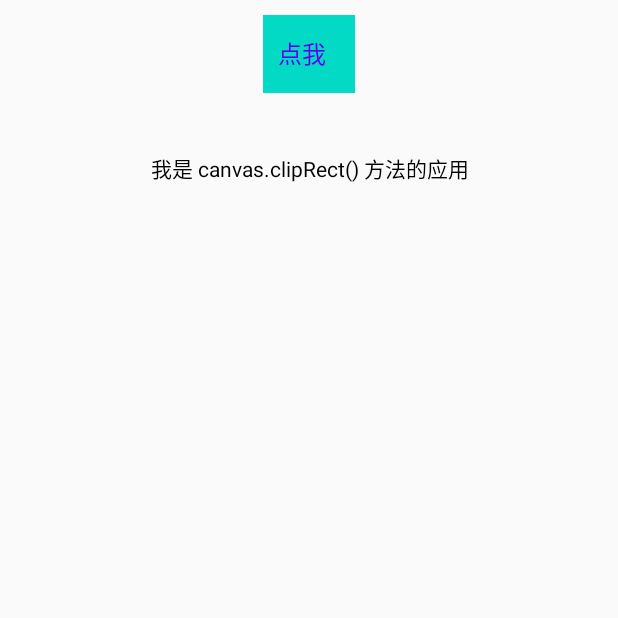
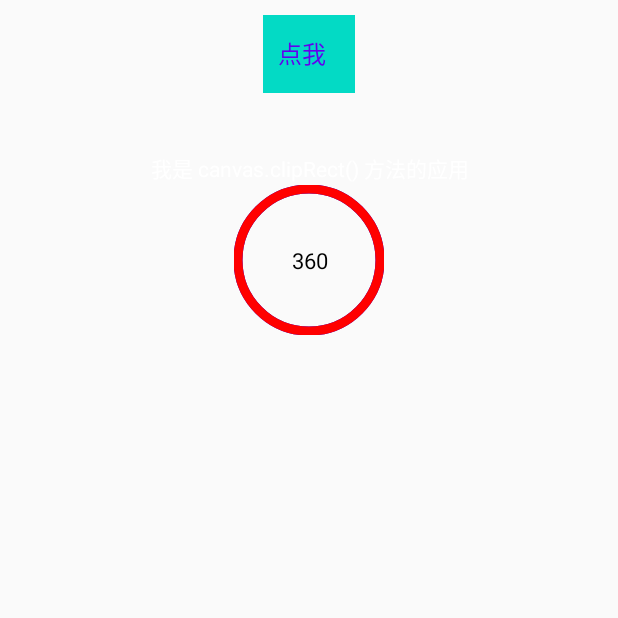
Before and after one commit to androidxiao/CustomViewSample, an Android app: the screen it shows after launch (MainActivity), on a phone screen of 412 x 824 dp, the top half of it. Run offline under Robolectric (Android 15) with nearby library versions, the phone set to English and light mode, and no system bars; 1 statement that could not run was skipped.

Commit message:
添加圆形进度条

```diff
--- /dev/null
+++ b/app/src/main/java/com/black/multi/customviewsample/CircleProgressbar.kt
@@ -0,0 +1,127 @@
+package com.black.multi.customviewsample
+
+import android.animation.ValueAnimator
+import android.content.Context
+import android.graphics.*
+import android.text.TextPaint
+import android.util.AttributeSet
+import android.view.View
+import com.black.multi.customviewsample.utils.dp2Px
+import com.black.multi.customviewsample.utils.sp2Px
+
+/**
+ * Created by wei.
+ * Date: 2020/6/22 下午11:24
+ * Description:
+ */
+class CircleProgressbar @JvmOverloads constructor(
+    context: Context,
+    attributeSet: AttributeSet,
+    defStyle: Int = 0
+) : View(context, attributeSet, defStyle) {
+
+    private val mOuterPaint = Paint()
+    private val mInnerPaint = Paint()
+    private val mTextPaint = TextPaint()
+    private var mTextColor = Color.BLACK
+    private var mTextSize = 15
+    private var mOutColor = Color.BLUE
+    private var mInnerColor = Color.RED
+    private var mProgressWidth = dp2Px(6, context.resources)
+    private var mRadiusWidth = dp2Px(40,context.resources).toFloat()
+    private var mSweepRadius = 0
+    private lateinit var valueAnim:ValueAnimator
+    private var mRectF = Rect()
+
+    init {
+        val ta = context.obtainStyledAttributes(attributeSet, R.styleable.CircleProgressbar)
+        mOutColor = ta.getColor(R.styleable.CircleProgressbar_outerColor, mOutColor)
+        mInnerColor = ta.getColor(R.styleable.CircleProgressbar_innerColor, mInnerColor)
+        mTextColor = ta.getColor(R.styleable.CircleProgressbar_customTextColor, mTextColor)
+        mTextSize = ta.getDimensionPixelSize(
+            R.styleable.CircleProgressbar_customTextSize,
+            sp2Px(mTextSize, context.resources)
+        )
+        mProgressWidth = ta.getInt(R.styleable.CircleProgressbar_progressWidth, mProgressWidth)
+        mRadiusWidth = ta.getDimension(R.styleable.CircleProgressbar_radiusWidth,
+            dp2Px(mRadiusWidth.toInt(),context.resources).toFloat()
+        )
+        ta.recycle()
+
+
+        getPaintByParams(mOuterPaint, mOutColor)
+        getPaintByParams(mInnerPaint, mInnerColor)
+        getTextPaintByParams()
+    }
+
+    private fun getTextPaintByParams() {
+        mTextPaint.color = mTextColor
+        mTextPaint.textSize = mTextSize.toFloat()
+        mTextPaint.isAntiAlias = true
+        mTextPaint.isDither = true
+    }
+
+    private fun getPaintByParams(paint: Paint, color: Int) {
+        paint.color = color
+        paint.isAntiAlias = true
+        paint.strokeWidth = mProgressWidth.toFloat()
+        paint.style = Paint.Style.STROKE
+    }
+
+    override fun onMeasure(widthMeasureSpec: Int, heightMeasureSpec: Int) {
+        super.onMeasure(widthMeasureSpec, heightMeasureSpec)
+        //这里需要使用 measureWidth 和 measureHeight , 如果使用 width 和 height 不一定有值
+        var widthSize = measuredWidth
+        var heightSize = measuredHeight
+
+        if (widthSize > heightSize) widthSize = heightSize
+
+        if (heightSize > widthSize) heightSize = widthSize
+
+        setMeasuredDimension(widthSize, heightSize)
+    }
+
+    override fun onDraw(canvas: Canvas) {
+        super.onDraw(canvas)
+
+        canvas.drawCircle((width/2).toFloat(), (height/2).toFloat(),
+            mRadiusWidth-mProgressWidth/2,mOuterPaint)
+        val rectF = RectF()
+        rectF.left = (mProgressWidth/2).toFloat()
+        rectF.top = (mProgressWidth/2).toFloat()
+        rectF.right = width.toFloat()-mProgressWidth/2
+        rectF.bottom = height.toFloat() - mProgressWidth/2
+        canvas.drawArc(rectF, 0F, mSweepRadius.toFloat(),false,mInnerPaint)
+        mTextPaint.getTextBounds(mSweepRadius.toString(),0,mSweepRadius.toString().length,mRectF)
+        val fontMetricsInt = mTextPaint.fontMetricsInt
+        val dy = (fontMetricsInt.bottom-fontMetricsInt.top)/2-fontMetricsInt.bottom+height/2
+        val x = mRadiusWidth-mRectF.width()/2
+        canvas.drawText(mSweepRadius.toString(), x, dy.toFloat(),mTextPaint)
+    }
+
+    override fun onAttachedToWindow() {
+        super.onAttachedToWindow()
+        startAnim()
+    }
+
+    private fun startAnim(){
+        valueAnim = ValueAnimator.ofInt(0,360)
+        valueAnim.duration = 4000
+        valueAnim.addUpdateListener {
+            val value = it.animatedValue as Int
+            mSweepRadius = value
+            invalidate()
+        }
+        valueAnim.start()
+    }
+
+    override fun onDetachedFromWindow() {
+        super.onDetachedFromWindow()
+        stopAnim()
+    }
+
+    private fun stopAnim(){
+        valueAnim.cancel()
+        valueAnim.removeAllUpdateListeners()
+    }
+}
--- a/app/src/main/java/com/black/multi/customviewsample/demo03/ChangeColorTextView.kt
+++ b/app/src/main/java/com/black/multi/customviewsample/demo03/ChangeColorTextView.kt
@@ -21,7 +21,7 @@ class ChangeColorTextView @JvmOverloads constructor(
 
     private var mNormalPaint = TextPaint()
     private var mSelectedPaint = TextPaint()
-    private var mNormalColor = Color.BLACK
+    private var mNormalColor = Color.WHITE
     private var mSelectedColor = Color.RED
     private val rectF = Rect()
     private val rectText = Rect()
--- a/app/src/main/java/com/black/multi/customviewsample/demo03/TabLayoutActivity.kt
+++ b/app/src/main/java/com/black/multi/customviewsample/demo03/TabLayoutActivity.kt
@@ -1,7 +1,9 @@
 package com.black.multi.customviewsample.demo03
 
+import android.animation.ValueAnimator
 import android.os.Bundle
 import android.view.LayoutInflater
+import android.view.animation.DecelerateInterpolator
 import androidx.appcompat.app.AppCompatActivity
 import androidx.databinding.DataBindingUtil
 import androidx.fragment.app.Fragment
@@ -10,6 +12,7 @@ import androidx.viewpager.widget.ViewPager.*
 import com.black.multi.customviewsample.R
 import com.black.multi.customviewsample.databinding.ActivityTablayoutBinding
 import com.google.android.material.tabs.TabLayout
+
 
 /**
  * Created by wei.
--- a/app/src/main/res/layout/activity_main.xml
+++ b/app/src/main/res/layout/activity_main.xml
@@ -46,5 +46,10 @@
             android:layout_height="wrap_content"
             android:layout_marginTop="40dp"
             android:text="我是 canvas.clipRect() 方法的应用"/>
+
+        <com.black.multi.customviewsample.CircleProgressbar
+            android:layout_width="100dp"
+            android:layout_height="100dp"
+            app:radiusWidth="50dp"/>
     </LinearLayout>
 </ScrollView>
--- a/app/src/main/res/values/attrs.xml
+++ b/app/src/main/res/values/attrs.xml
@@ -2,17 +2,22 @@
 <resources>
 
     <attr name="customTextSize" format="dimension" />
+    <attr name="customTextColor" format="reference|color" />
+    <attr name="progressWidth" format="integer" />
+    <attr name="radiusWidth" format="dimension"/>
+    <attr name="outerColor" format="reference|color" />
+    <attr name="innerColor" format="reference|color" />
 
     <declare-styleable name="CustomTextView">
         <attr name="customText" format="string" />
         <attr name="customTextSize" />
-        <attr name="customTextColor" format="reference|color" />
+        <attr name="customTextColor" />
     </declare-styleable>
 
     <declare-styleable name="ArcProgressbar">
-        <attr name="progressWidth" format="integer" />
-        <attr name="outerColor" format="reference|color" />
-        <attr name="innerColor" format="reference|color" />
+        <attr name="progressWidth"/>
+        <attr name="outerColor"/>
+        <attr name="innerColor"/>
         <attr name="progressText" format="string" />
         <attr name="customTextSize" />
         <attr name="progressTextColor" format="reference|color" />
@@ -22,4 +27,13 @@
         <attr name="normalColor" format="color"/>
         <attr name="selectedColor" format="color"/>
     </declare-styleable>
+
+    <declare-styleable name="CircleProgressbar">
+        <attr name="progressWidth"/>
+        <attr name="radiusWidth"/>
+        <attr name="outerColor"/>
+        <attr name="innerColor"/>
+        <attr name="customTextSize" />
+        <attr name="customTextColor" />
+    </declare-styleable>
 </resources>
```
